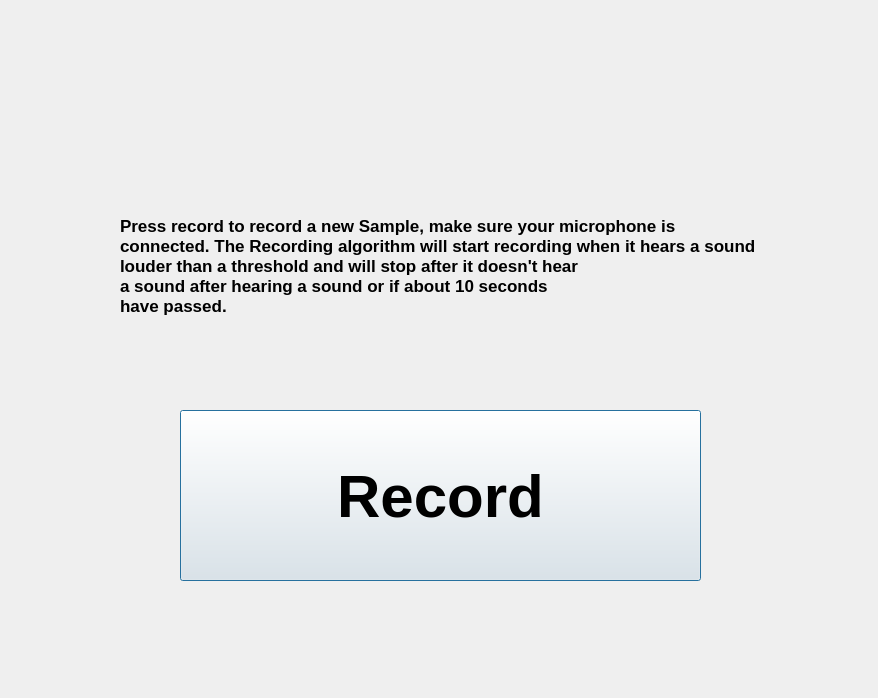
First picture: the form in NewSound.ui, repository Deziox/APES, before the edit.
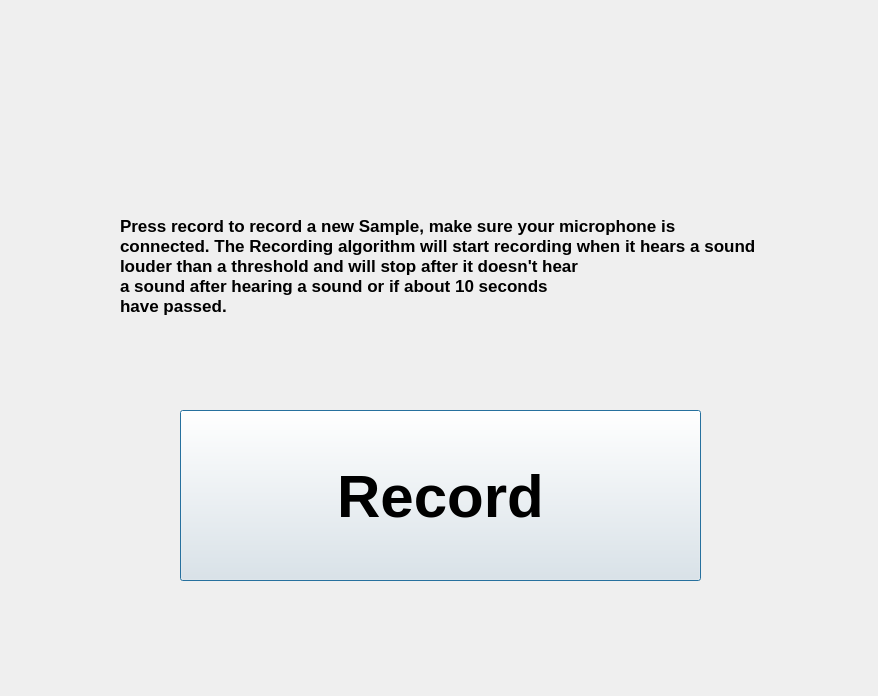
Second picture: the form after the edit.

```diff
--- a/NewSound.ui
+++ b/NewSound.ui
@@ -7,7 +7,7 @@
     <x>0</x>
     <y>0</y>
     <width>878</width>
-    <height>698</height>
+    <height>696</height>
    </rect>
   </property>
   <property name="windowTitle">
```
